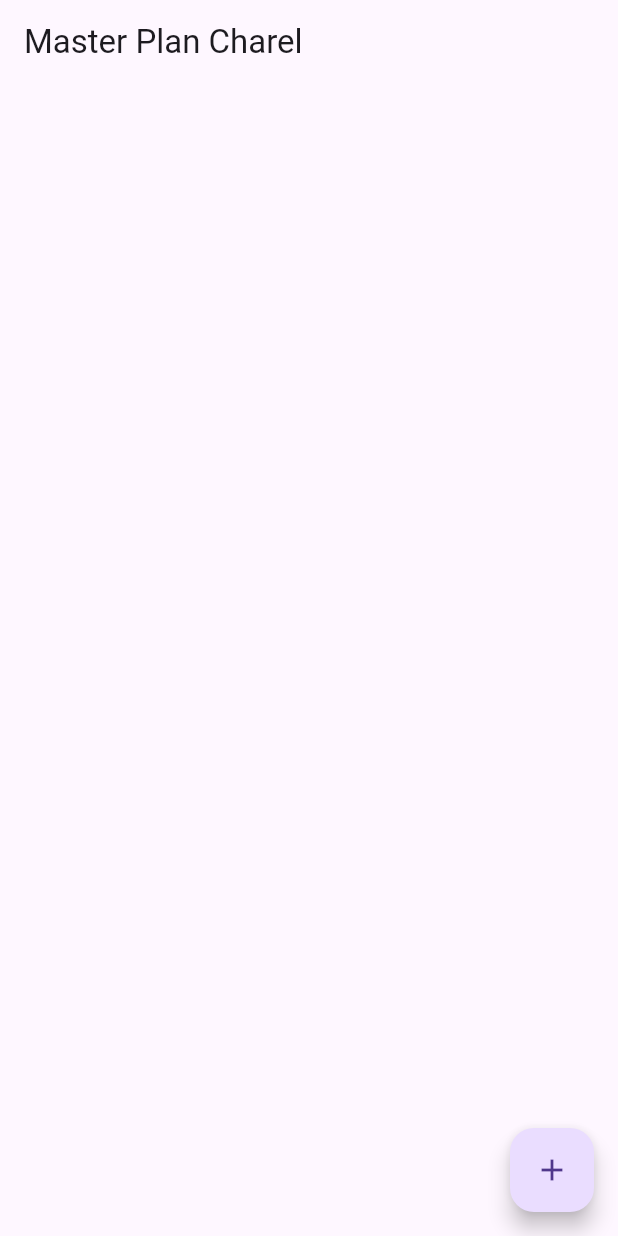
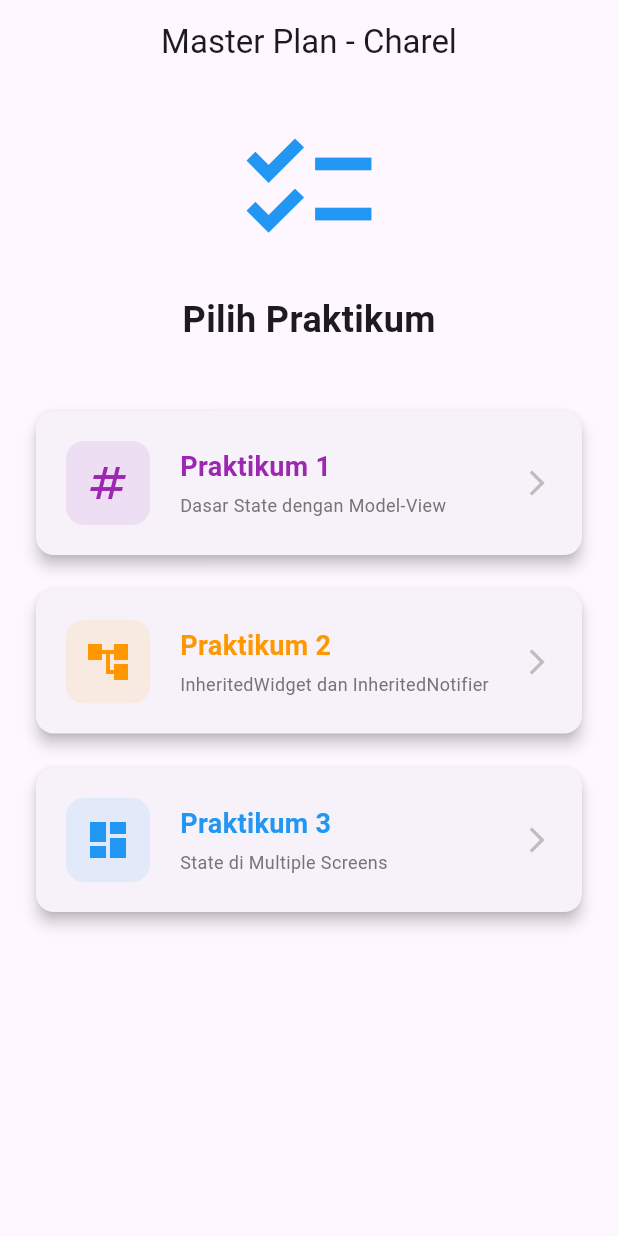
Before and after one commit to CrushedKatana/Mobile, a Flutter app: the screen it shows after launch, on a phone screen of 412 x 824 dp. Run offline on Flutter 3.47's test engine with Material 3 defaults, Android fonts, the phone set to English and light mode, and no system bars; our stand-ins replace auto_size_text, camera, cross_file.

Commit message:
com  prak  3

```diff
--- a/week9/master_plan/lib/main.dart
+++ b/week9/master_plan/lib/main.dart
@@ -1,16 +1,24 @@
 import 'package:flutter/material.dart';
-import './views/plan_screen.dart';
+import './models/data_layer.dart';
+import './provider/plan_provider.dart';
+import './views/praktikum_selector_screen.dart';
 
-void main() => runApp(MasterPlanApp());
+void main() => runApp(const MasterPlanApp());
 
 class MasterPlanApp extends StatelessWidget {
   const MasterPlanApp({super.key});
 
   @override
   Widget build(BuildContext context) {
-    return MaterialApp(
-      theme: ThemeData(primarySwatch: Colors.purple),
-      home: const PlanScreen(),
+    return PlanProvider(
+      notifier: ValueNotifier<List<Plan>>(const []),
+      child: MaterialApp(
+        title: 'State management app',
+        theme: ThemeData(
+          primarySwatch: Colors.blue,
+        ),
+        home: const PraktikumSelectorScreen(),
+      ),
     );
   }
 }
--- a/week9/master_plan/lib/models/plan.dart
+++ b/week9/master_plan/lib/models/plan.dart
@@ -5,4 +5,10 @@ class Plan {
   final List<Task> tasks;
 
   const Plan({this.name = '', this.tasks = const []});
+
+  int get completedCount =>
+      tasks.where((task) => task.complete).length;
+
+  String get completenessMessage =>
+      '$completedCount out of ${tasks.length} tasks';
 }
--- /dev/null
+++ b/week9/master_plan/lib/provider/plan_provider.dart
@@ -0,0 +1,12 @@
+import 'package:flutter/material.dart';
+import '../models/data_layer.dart';
+
+class PlanProvider extends InheritedNotifier<ValueNotifier<List<Plan>>> {
+  const PlanProvider({super.key, required Widget child, required
+   ValueNotifier<List<Plan>> notifier})
+  : super(child: child, notifier: notifier);
+
+  static ValueNotifier<List<Plan>> of(BuildContext context) {
+   return context.dependOnInheritedWidgetOfExactType<PlanProvider>()!.notifier!;
+  }
+}
--- /dev/null
+++ b/week9/master_plan/lib/views/praktikum_selector_screen.dart
@@ -0,0 +1,154 @@
+import 'package:flutter/material.dart';
+import 'plan_screen_praktikum1.dart';
+import 'plan_screen_praktikum2.dart';
+import 'plan_creator_screen.dart';
+
+class PraktikumSelectorScreen extends StatelessWidget {
+  const PraktikumSelectorScreen({super.key});
+
+  @override
+  Widget build(BuildContext context) {
+    return Scaffold(
+      appBar: AppBar(
+        title: const Text('Master Plan - Charel'),
+        centerTitle: true,
+      ),
+      body: SingleChildScrollView(
+        child: Padding(
+          padding: const EdgeInsets.all(20.0),
+          child: Column(
+            mainAxisAlignment: MainAxisAlignment.center,
+            children: [
+              const Icon(
+                Icons.checklist,
+                size: 100,
+                color: Colors.blue,
+              ),
+              const SizedBox(height: 20),
+              const Text(
+                'Pilih Praktikum',
+                style: TextStyle(
+                  fontSize: 24,
+                  fontWeight: FontWeight.bold,
+                ),
+              ),
+              const SizedBox(height: 40),
+              _buildPraktikumButton(
+                context,
+                'Praktikum 1',
+                'Dasar State dengan Model-View',
+                Colors.purple,
+                Icons.numbers_outlined,
+                () {
+                  Navigator.of(context).push(
+                    MaterialPageRoute(
+                      builder: (_) => const PlanScreenPraktikum1(),
+                    ),
+                  );
+                },
+              ),
+              const SizedBox(height: 15),
+              _buildPraktikumButton(
+                context,
+                'Praktikum 2',
+                'InheritedWidget dan InheritedNotifier',
+                Colors.orange,
+                Icons.account_tree,
+                () {
+                  Navigator.of(context).push(
+                    MaterialPageRoute(
+                      builder: (_) => const PlanScreenPraktikum2(),
+                    ),
+                  );
+                },
+              ),
+              const SizedBox(height: 15),
+              _buildPraktikumButton(
+                context,
+                'Praktikum 3',
+                'State di Multiple Screens',
+                Colors.blue,
+                Icons.dashboard,
+                () {
+                  Navigator.of(context).push(
+                    MaterialPageRoute(
+                      builder: (_) => const PlanCreatorScreen(),
+                    ),
+                  );
+                },
+              ),
+            ],
+          ),
+        ),
+      ),
+    );
+  }
+
+  Widget _buildPraktikumButton(
+    BuildContext context,
+    String title,
+    String subtitle,
+    Color color,
+    IconData icon,
+    VoidCallback onTap,
+  ) {
+    return SizedBox(
+      width: double.infinity,
+      child: Card(
+        elevation: 4,
+        child: InkWell(
+          onTap: onTap,
+          borderRadius: BorderRadius.circular(12),
+          child: Padding(
+            padding: const EdgeInsets.all(20.0),
+            child: Row(
+              children: [
+                Container(
+                  padding: const EdgeInsets.all(12),
+                  decoration: BoxDecoration(
+                    color: color.withAlpha(25),
+                    borderRadius: BorderRadius.circular(12),
+                  ),
+                  child: Icon(
+                    icon,
+                    size: 32,
+                    color: color,
+                  ),
+                ),
+                const SizedBox(width: 20),
+                Expanded(
+                  child: Column(
+                    crossAxisAlignment: CrossAxisAlignment.start,
+                    children: [
+                      Text(
+                        title,
+                        style: TextStyle(
+                          fontSize: 18,
+                          fontWeight: FontWeight.bold,
+                          color: color,
+                        ),
+                      ),
+                      const SizedBox(height: 4),
+                      Text(
+                        subtitle,
+                        style: TextStyle(
+                          fontSize: 12,
+                          color: Colors.grey[600],
+                        ),
+                      ),
+                    ],
+                  ),
+                ),
+                Icon(
+                  Icons.arrow_forward_ios,
+                  size: 20,
+                  color: Colors.grey[400],
+                ),
+              ],
+            ),
+          ),
+        ),
+      ),
+    );
+  }
+}
```
Also changed, not shown: week9/master_plan/lib/views/plan_creator_screen.dart (added, +86 -0 lines), week9/master_plan/lib/views/plan_screen.dart (+51 -28 lines), week9/master_plan/lib/views/plan_screen_praktikum1.dart (added, +102 -0 lines), week9/master_plan/lib/views/plan_screen_praktikum2.dart (added, +141 -0 lines), 2 other files.
